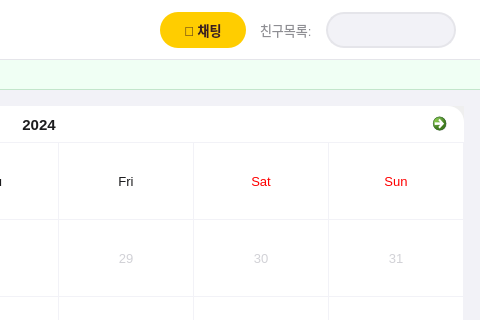
Old version of the form mainwindow.ui in the repository minyong38/mini_project; both pictures show x 500 to 980 and y 0 to 320 of the 980 by 720 pixel window.
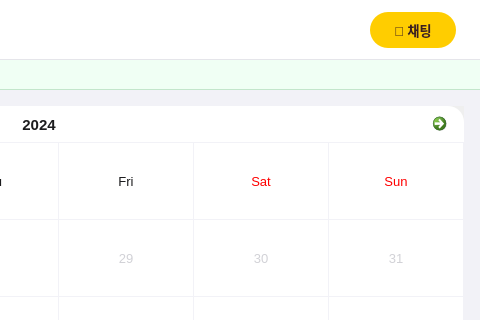
New version of the form. Custom widgets are drawn as their Qt base class.

Patch:
```diff
--- a/mainwindow.ui
+++ b/mainwindow.ui
@@ -105,29 +105,6 @@
          </property>
         </widget>
        </item>
-       <item>
-        <widget class="QLabel" name="userPrefixLabel">
-         <property name="styleSheet">
-          <string>QLabel { font-size: 13px; color: #8E8E93; background: transparent; border: none; }</string>
-         </property>
-         <property name="text">
-          <string>친구목록:</string>
-         </property>
-        </widget>
-       </item>
-       <item>
-        <widget class="QComboBox" name="userCombo">
-         <property name="minimumSize">
-          <size>
-           <width>130</width>
-           <height>36</height>
-          </size>
-         </property>
-         <property name="styleSheet">
-          <string>QComboBox { padding: 4px 12px; border: 1.5px solid #E5E5EA; border-radius: 18px; font-size: 13px; background: #F2F2F7; color: #1C1C1E; } QComboBox:hover { border-color: #007AFF; background: #FFFFFF; } QComboBox::drop-down { border: none; width: 20px; } QComboBox QAbstractItemView { border: 1px solid #E5E5EA; border-radius: 10px; background: #FFFFFF; selection-background-color: #E5F0FF; selection-color: #007AFF; font-size: 13px; }</string>
-         </property>
-        </widget>
-       </item>
       </layout>
      </widget>
     </item>
```
Left out of the diff: 2 changed lines with no effect on the pictures.
